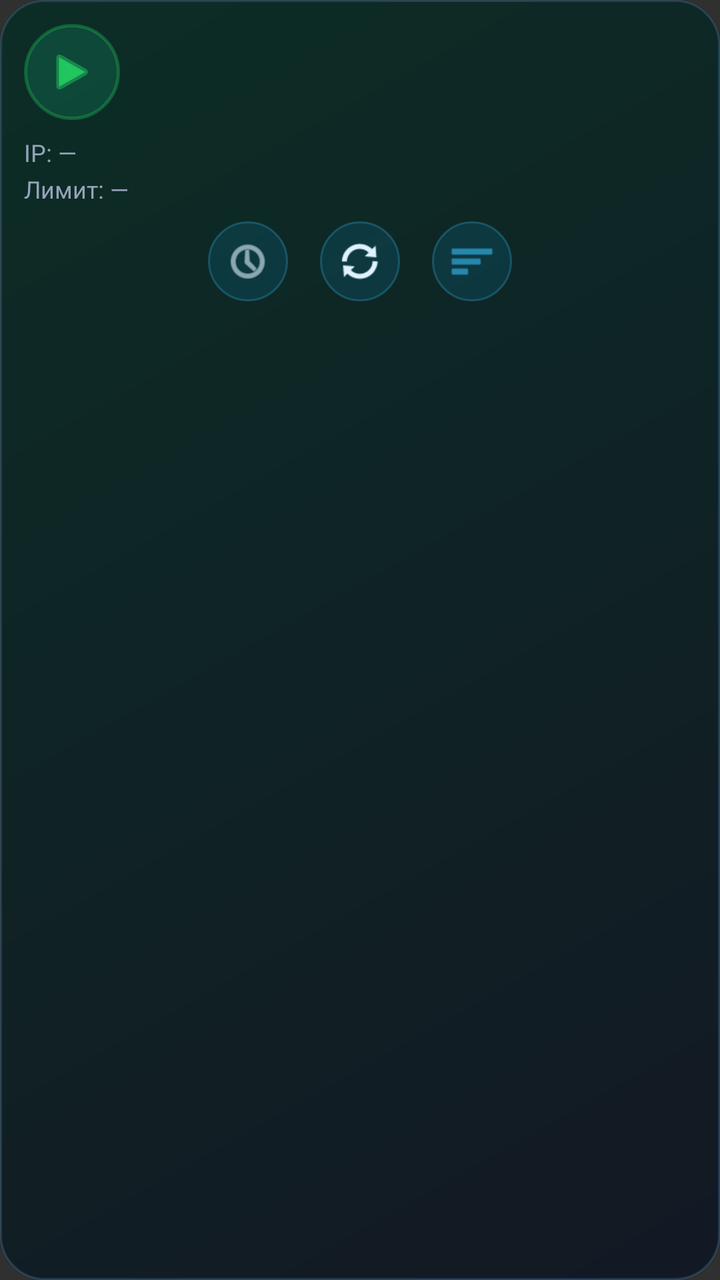
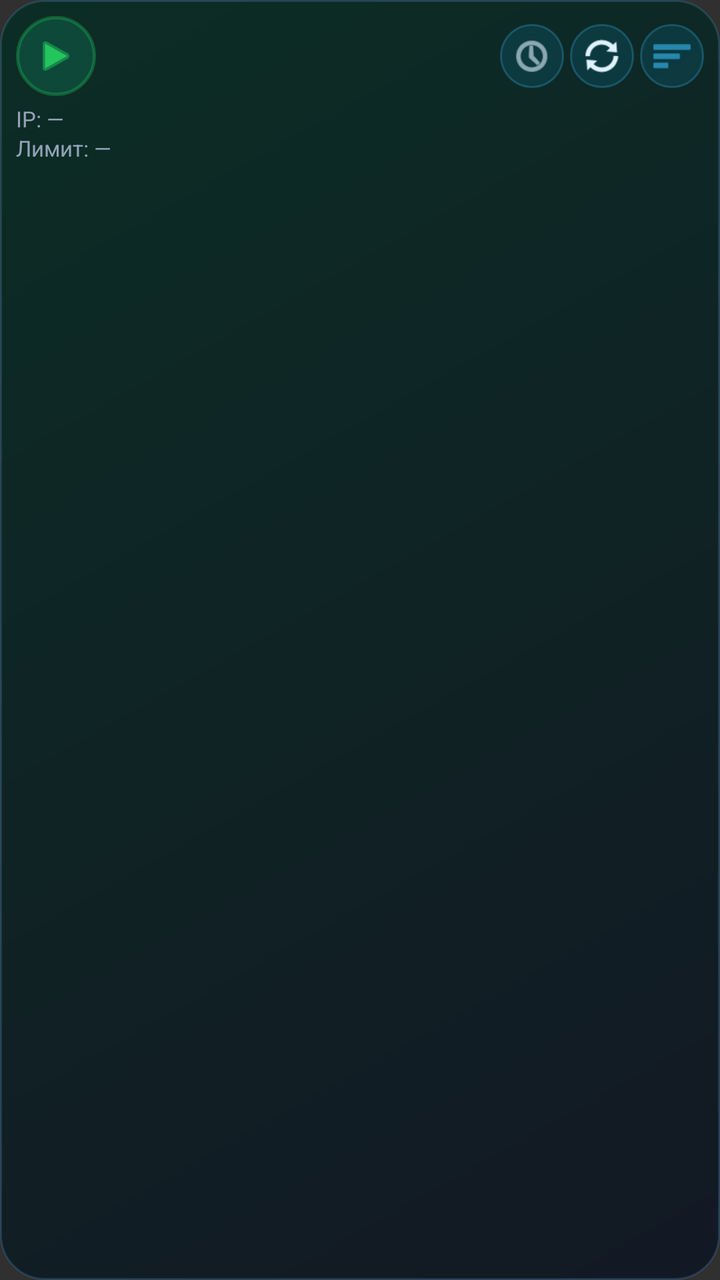

Screens rendered from an Android XML layout before and after an edit, with the pre-edit source and the edit as a unified diff.
<!-- AndroidManifest.xml: application theme Theme.VpEgs -->
<!-- res/layout/widget_2x3.xml -->
<?xml version="1.0" encoding="utf-8"?>
<LinearLayout xmlns:android="http://schemas.android.com/apk/res/android"
    android:id="@+id/widget_root"
    android:layout_width="match_parent"
    android:layout_height="match_parent"
    android:orientation="vertical"
    android:padding="12dp"
    android:background="@drawable/widget_bg">

    <LinearLayout
        android:layout_width="match_parent"
        android:layout_height="wrap_content"
        android:orientation="horizontal"
        android:gravity="center_vertical">

        <FrameLayout
            android:id="@+id/btn_toggle"
            android:layout_width="48dp"
            android:layout_height="48dp"
            android:clickable="true"
            android:focusable="true"
            android:background="@drawable/widget_btn_circle">
            <ImageView
                android:id="@+id/icon_power"
                android:layout_width="26dp"
                android:layout_height="26dp"
                android:layout_gravity="center"
                android:src="@android:drawable/ic_media_play"
                android:tint="#22C55E" />
        </FrameLayout>

        <LinearLayout
            android:layout_width="0dp"
            android:layout_height="wrap_content"
            android:layout_weight="1"
            android:orientation="vertical"
            android:paddingStart="10dp">
            <TextView
                android:id="@+id/txt_country"
                android:layout_width="wrap_content"
                android:layout_height="wrap_content"
                android:textColor="#E0F2FE"
                android:textSize="14sp"
                android:textStyle="bold"
                android:maxLines="1" />
            <TextView
                android:id="@+id/txt_ping"
                android:layout_width="wrap_content"
                android:layout_height="wrap_content"
                android:textColor="#7DD3FC"
                android:textSize="12sp" />
        </LinearLayout>
    </LinearLayout>

    <TextView
        android:id="@+id/txt_ip"
        android:layout_width="match_parent"
        android:layout_height="wrap_content"
        android:layout_marginTop="8dp"
        android:text="IP: —"
        android:textColor="#94A3B8"
        android:textSize="12sp" />

    <TextView
        android:id="@+id/txt_limit"
        android:layout_width="match_parent"
        android:layout_height="wrap_content"
        android:layout_marginTop="2dp"
        android:text="Лимит: —"
        android:textColor="#94A3B8"
        android:textSize="12sp" />

    <LinearLayout
        android:layout_width="match_parent"
        android:layout_height="wrap_content"
        android:orientation="horizontal"
        android:gravity="center"
        android:layout_marginTop="8dp">
        <ImageView android:id="@+id/btn_ping" android:layout_width="40dp" android:layout_height="40dp"
            android:padding="8dp" android:clickable="true" android:focusable="true"
            android:src="@android:drawable/ic_menu_recent_history" android:background="@drawable/widget_btn_small" android:tint="#E0F2FE" />
        <ImageView android:id="@+id/btn_refresh" android:layout_width="40dp" android:layout_height="40dp"
            android:layout_marginStart="16dp" android:padding="8dp" android:clickable="true" android:focusable="true"
            android:src="@android:drawable/ic_popup_sync" android:background="@drawable/widget_btn_small" android:tint="#E0F2FE" />
        <ImageView android:id="@+id/btn_best" android:layout_width="40dp" android:layout_height="40dp"
            android:layout_marginStart="16dp" android:padding="8dp" android:clickable="true" android:focusable="true"
            android:src="@android:drawable/ic_menu_sort_by_size" android:background="@drawable/widget_btn_small" android:tint="#38BDF8" />
    </LinearLayout>
</LinearLayout>
<!-- resources referenced by this layout -->
<resources>
  <!-- drawable widget_bg (drawable) -->
  <?xml version="1.0" encoding="utf-8"?>
  <shape xmlns:android="http://schemas.android.com/apk/res/android"
      android:shape="rectangle">
      <gradient
          android:startColor="#CC0B1220"
          android:endColor="#CC022C22"
          android:angle="135" />
      <corners android:radius="22dp" />
      <stroke
          android:width="1dp"
          android:color="#3340A0F0" />
  </shape>
  <!-- drawable widget_btn_circle (drawable) -->
  <?xml version="1.0" encoding="utf-8"?>
  <shape xmlns:android="http://schemas.android.com/apk/res/android"
      android:shape="oval">
      <solid android:color="#3310B981" />
      <stroke android:width="1.5dp" android:color="#5522C55E" />
  </shape>
  <!-- drawable widget_btn_small (drawable) -->
  <?xml version="1.0" encoding="utf-8"?>
  <shape xmlns:android="http://schemas.android.com/apk/res/android"
      android:shape="oval">
      <solid android:color="#220EA5E9" />
      <stroke android:width="1dp" android:color="#4438BDF8" />
  </shape>
  <style name="Theme.VpEgs" parent="android:Theme.Material.NoActionBar">
          <item name="android:statusBarColor">@android:color/transparent</item>
          <item name="android:navigationBarColor">@android:color/transparent</item>
          <item name="android:windowLightStatusBar">false</item>
      </style>
</resources>

<!-- the commit's change to res/layout/widget_2x3.xml (unified diff, before → after) -->
@@ -4,7 +4,7 @@
     android:layout_width="match_parent"
     android:layout_height="match_parent"
     android:orientation="vertical"
-    android:padding="12dp"
+    android:padding="8dp"
     android:background="@drawable/widget_bg">
 
     <LinearLayout
@@ -15,15 +15,15 @@
 
         <FrameLayout
             android:id="@+id/btn_toggle"
-            android:layout_width="48dp"
-            android:layout_height="48dp"
             android:clickable="true"
             android:focusable="true"
+            android:layout_width="40dp"
+            android:layout_height="40dp"
             android:background="@drawable/widget_btn_circle">
             <ImageView
                 android:id="@+id/icon_power"
-                android:layout_width="26dp"
-                android:layout_height="26dp"
+                android:layout_width="22dp"
+                android:layout_height="22dp"
                 android:layout_gravity="center"
                 android:src="@android:drawable/ic_media_play"
                 android:tint="#22C55E" />
@@ -34,56 +34,51 @@
             android:layout_height="wrap_content"
             android:layout_weight="1"
             android:orientation="vertical"
-            android:paddingStart="10dp">
+            android:paddingStart="8dp">
             <TextView
                 android:id="@+id/txt_country"
-                android:layout_width="wrap_content"
+                android:layout_width="match_parent"
                 android:layout_height="wrap_content"
                 android:textColor="#E0F2FE"
-                android:textSize="14sp"
+                android:textSize="13sp"
                 android:textStyle="bold"
-                android:maxLines="1" />
+                android:maxLines="1"
+                android:ellipsize="end" />
             <TextView
                 android:id="@+id/txt_ping"
-                android:layout_width="wrap_content"
+                android:layout_width="match_parent"
                 android:layout_height="wrap_content"
                 android:textColor="#7DD3FC"
-                android:textSize="12sp" />
+                android:textSize="11sp"
+                android:maxLines="1" />
         </LinearLayout>
+
+        <ImageView android:id="@+id/btn_ping" android:layout_width="32dp" android:layout_height="32dp"
+            android:padding="5dp" android:clickable="true" android:focusable="true"
+            android:src="@android:drawable/ic_menu_recent_history" android:background="@drawable/widget_btn_small" android:tint="#E0F2FE" />
+        <ImageView android:id="@+id/btn_refresh" android:layout_width="32dp" android:layout_height="32dp"
+            android:layout_marginStart="3dp" android:padding="5dp" android:clickable="true" android:focusable="true"
+            android:src="@android:drawable/ic_popup_sync" android:background="@drawable/widget_btn_small" android:tint="#E0F2FE" />
+        <ImageView android:id="@+id/btn_best" android:layout_width="32dp" android:layout_height="32dp"
+            android:layout_marginStart="3dp" android:padding="5dp" android:clickable="true" android:focusable="true"
+            android:src="@android:drawable/ic_menu_sort_by_size" android:background="@drawable/widget_btn_small" android:tint="#38BDF8" />
     </LinearLayout>
 
     <TextView
         android:id="@+id/txt_ip"
         android:layout_width="match_parent"
         android:layout_height="wrap_content"
-        android:layout_marginTop="8dp"
+        android:layout_marginTop="4dp"
         android:text="IP: —"
         android:textColor="#94A3B8"
-        android:textSize="12sp" />
-
+        android:textSize="11sp"
+        android:maxLines="1" />
     <TextView
         android:id="@+id/txt_limit"
         android:layout_width="match_parent"
         android:layout_height="wrap_content"
-        android:layout_marginTop="2dp"
         android:text="Лимит: —"
         android:textColor="#94A3B8"
-        android:textSize="12sp" />
-
-    <LinearLayout
-        android:layout_width="match_parent"
-        android:layout_height="wrap_content"
-        android:orientation="horizontal"
-        android:gravity="center"
-        android:layout_marginTop="8dp">
-        <ImageView android:id="@+id/btn_ping" android:layout_width="40dp" android:layout_height="40dp"
-            android:padding="8dp" android:clickable="true" android:focusable="true"
-            android:src="@android:drawable/ic_menu_recent_history" android:background="@drawable/widget_btn_small" android:tint="#E0F2FE" />
-        <ImageView android:id="@+id/btn_refresh" android:layout_width="40dp" android:layout_height="40dp"
-            android:layout_marginStart="16dp" android:padding="8dp" android:clickable="true" android:focusable="true"
-            android:src="@android:drawable/ic_popup_sync" android:background="@drawable/widget_btn_small" android:tint="#E0F2FE" />
-        <ImageView android:id="@+id/btn_best" android:layout_width="40dp" android:layout_height="40dp"
-            android:layout_marginStart="16dp" android:padding="8dp" android:clickable="true" android:focusable="true"
-            android:src="@android:drawable/ic_menu_sort_by_size" android:background="@drawable/widget_btn_small" android:tint="#38BDF8" />
-    </LinearLayout>
+        android:textSize="11sp"
+        android:maxLines="1" />
 </LinearLayout>
